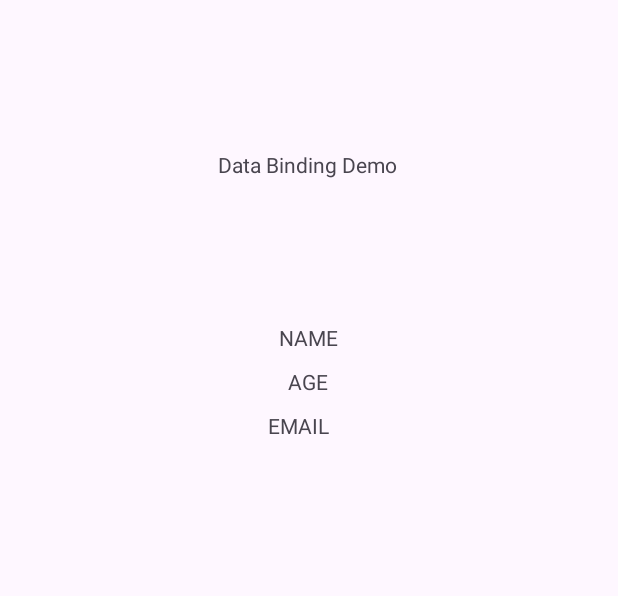
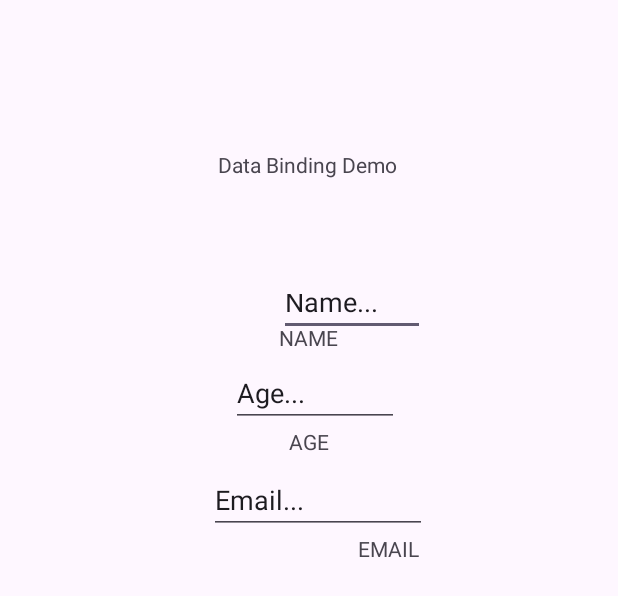
Before and after one commit to rsheikh/dataBindingDemo, an Android app: the layout activity_main.xml on its own in the app's theme, with its tools: preview values and no code run, on a phone screen of 412 x 824 dp. Shown: the top 596 px of the screen. Run offline under Robolectric (Android 15) with nearby library versions, the phone set to English and light mode, and no system bars.

Commit message:
Feat: Implement editText widgets & implemented data binding both ways

```diff
--- a/app/src/main/res/layout/activity_main.xml
+++ b/app/src/main/res/layout/activity_main.xml
@@ -47,27 +47,69 @@
             android:layout_width="wrap_content"
             android:layout_height="wrap_content"
             android:text="@={person.age}"
-            app:layout_constraintEnd_toEndOf="@+id/name_field"
+            app:layout_constraintEnd_toEndOf="@+id/input_age"
             app:layout_constraintHorizontal_bias="0.453"
-            app:layout_constraintStart_toStartOf="@+id/name_field"
-            app:layout_constraintTop_toBottomOf="@+id/name_field"
+            app:layout_constraintStart_toStartOf="@+id/input_age"
+            app:layout_constraintTop_toBottomOf="@+id/input_age"
             android:paddingBottom="10dp"
             tools:text="AGE"
             />
+
+
 
         <TextView
             android:id="@+id/email_field"
             android:layout_width="wrap_content"
             android:layout_height="wrap_content"
             android:text="@={person.emailAddress}"
-            app:layout_constraintEnd_toEndOf="@+id/age_field"
+            app:layout_constraintEnd_toEndOf="@+id/input_emailAddress"
             app:layout_constraintHorizontal_bias="0.953"
-            app:layout_constraintStart_toStartOf="@+id/age_field"
-            app:layout_constraintTop_toBottomOf="@+id/age_field"
+            app:layout_constraintStart_toStartOf="@+id/input_emailAddress"
+            app:layout_constraintTop_toBottomOf="@+id/input_emailAddress"
             android:paddingBottom="10dp"
             tools:text="EMAIL"
             />
 
+        <EditText
+            android:id="@+id/input_name"
+            android:layout_width="97dp"
+            android:layout_height="38dp"
+            android:autofillHints="asdasd"
+            android:ems="10"
+            android:inputType="text"
+            android:text="@={person.name}"
+            app:layout_constraintBaseline_toTopOf="@+id/name_field"
+            app:layout_constraintStart_toStartOf="@+id/name_field"
+            app:layout_constraintTop_toBottomOf="@+id/name_field"
+            tools:text="Name..." />
+
+        <EditText
+            android:id="@+id/input_age"
+            android:layout_width="112dp"
+            android:layout_height="40dp"
+            android:ems="10"
+            android:inputType="text"
+            android:text="@={person.age}"
+            app:layout_constraintEnd_toEndOf="@+id/name_field"
+            app:layout_constraintHorizontal_bias="0.453"
+            app:layout_constraintStart_toStartOf="@+id/name_field"
+            app:layout_constraintTop_toBottomOf="@+id/name_field"
+            tools:text="Age..." />
+
+        <EditText
+            android:id="@+id/input_emailAddress"
+            android:layout_width="145dp"
+            android:layout_height="42dp"
+            android:ems="10"
+            android:inputType="text"
+            android:text="@={person.emailAddress}"
+            app:layout_constraintEnd_toEndOf="@+id/age_field"
+            app:layout_constraintHorizontal_bias="0.453"
+            app:layout_constraintStart_toStartOf="@+id/age_field"
+            app:layout_constraintTop_toBottomOf="@+id/age_field"
+            tools:ignore="TextFields"
+            tools:text="Email..." />
+
     </androidx.constraintlayout.widget.ConstraintLayout>
 
 </layout>
--- a/app/src/main/res/values/strings.xml
+++ b/app/src/main/res/values/strings.xml
@@ -5,4 +5,5 @@
     <string name="age">age</string>
     <string name="data_binding_demo">Data Binding Demo</string>
     <string name="textview">TextView</string>
+    <string name="input_name">Name</string>
 </resources>
```
